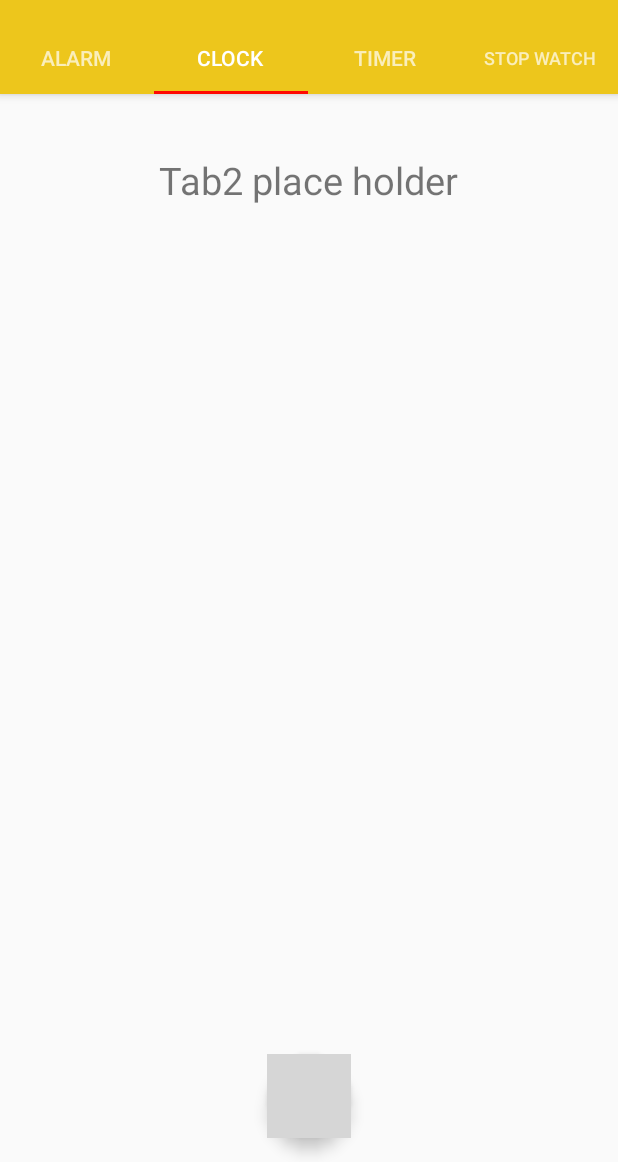
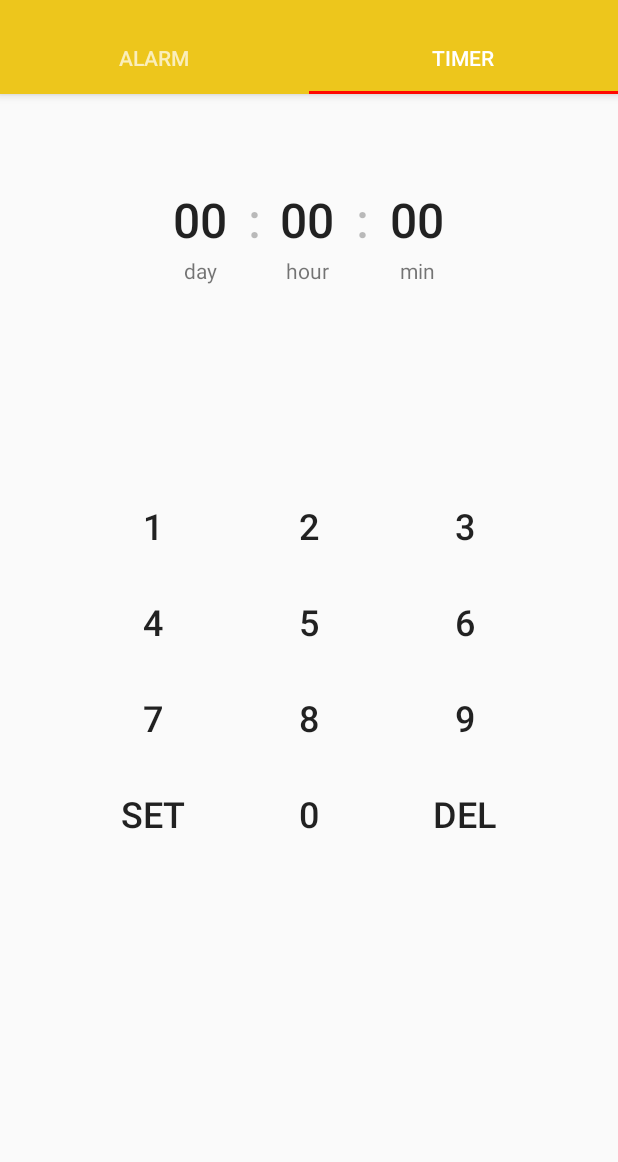
Before and after one commit to CaballeroFF/Alexa-Alarm-Android, an Android app: the screen it shows after launch (MainActivity), tab 2 chosen, on a phone screen of 412 x 824 dp, the part 74-1236 px from its top. Run offline under Robolectric (Android 15) with nearby library versions, the phone set to English and light mode, and no system bars; grey boxes are pictures that could not be loaded.

Commit message:
only 2 essential tabs
deleted clock and stop watch tabs

```diff
--- a/AndroidProject/AlexaDeLighted/app/src/main/java/csusb/cse/alexadelighted/MainActivity.java
+++ b/AndroidProject/AlexaDeLighted/app/src/main/java/csusb/cse/alexadelighted/MainActivity.java
@@ -125,31 +125,35 @@ public class MainActivity extends AppCompatActivity implements TimerFragment.Dat
                         sendAlarmData();
                         break;
                     case 1:
-                        fab.setEnabled(true);
-                        fab.setVisibility(View.VISIBLE);
-                        fab.setImageResource(R.drawable.world);
-                        fab.setOnClickListener(new View.OnClickListener() {
-                            @Override
-                            public void onClick(View view) {
-                                Snackbar.make(view, "WORLD", Snackbar.LENGTH_SHORT).show();
-                            }
-                        });
-                        break;
-                    case 2:
                         fab.setEnabled(false);
                         fab.setVisibility(View.GONE);
                         break;
-                    case 3:
-                        fab.setEnabled(true);
-                        fab.setVisibility(View.VISIBLE);
-                        fab.setImageResource(android.R.drawable.ic_media_play);
-                        fab.setOnClickListener(new View.OnClickListener() {
-                            @Override
-                            public void onClick(View view) {
-                                Snackbar.make(view, "STOP WATCH", Snackbar.LENGTH_SHORT).show();
-                            }
-                        });
-                        break;
+//                    case 1:
+//                        fab.setEnabled(true);
+//                        fab.setVisibility(View.VISIBLE);
+//                        fab.setImageResource(R.drawable.world);
+//                        fab.setOnClickListener(new View.OnClickListener() {
+//                            @Override
+//                            public void onClick(View view) {
+//                                Snackbar.make(view, "WORLD", Snackbar.LENGTH_SHORT).show();
+//                            }
+//                        });
+//                        break;
+//                    case 2:
+//                        fab.setEnabled(false);
+//                        fab.setVisibility(View.GONE);
+//                        break;
+//                    case 3:
+//                        fab.setEnabled(true);
+//                        fab.setVisibility(View.VISIBLE);
+//                        fab.setImageResource(android.R.drawable.ic_media_play);
+//                        fab.setOnClickListener(new View.OnClickListener() {
+//                            @Override
+//                            public void onClick(View view) {
+//                                Snackbar.make(view, "STOP WATCH", Snackbar.LENGTH_SHORT).show();
+//                            }
+//                        });
+//                        break;
                     default:
                         fab.setEnabled(true);
                         fab.setVisibility(View.VISIBLE);
@@ -239,9 +243,9 @@ public class MainActivity extends AppCompatActivity implements TimerFragment.Dat
         SectionsPagerAdapter adapter = new SectionsPagerAdapter(getSupportFragmentManager());
 
         adapter.addFragment(new AlarmFragment(), "alarm");
-        adapter.addFragment(new ClockFragment(), "clock");
+        // adapter.addFragment(new ClockFragment(), "clock");
         adapter.addFragment(new TimerFragment(), "timer");
-        adapter.addFragment(new StopWatchFragment(), "stop watch");
+        // adapter.addFragment(new StopWatchFragment(), "stop watch");
         viewPager.setAdapter(adapter);
     }
 
```
